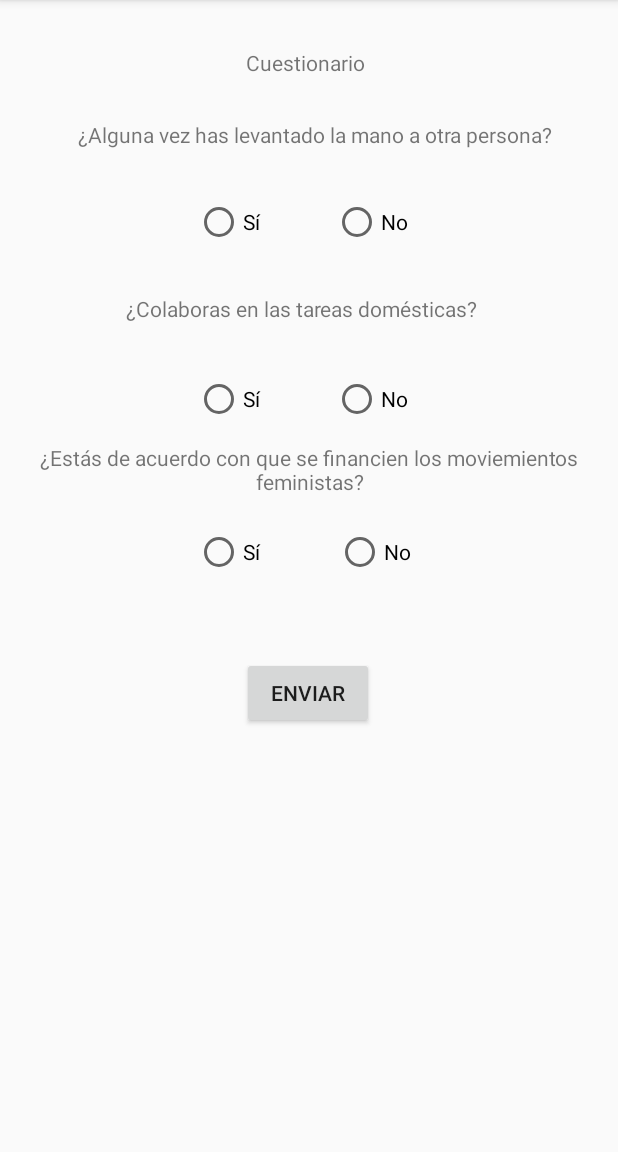
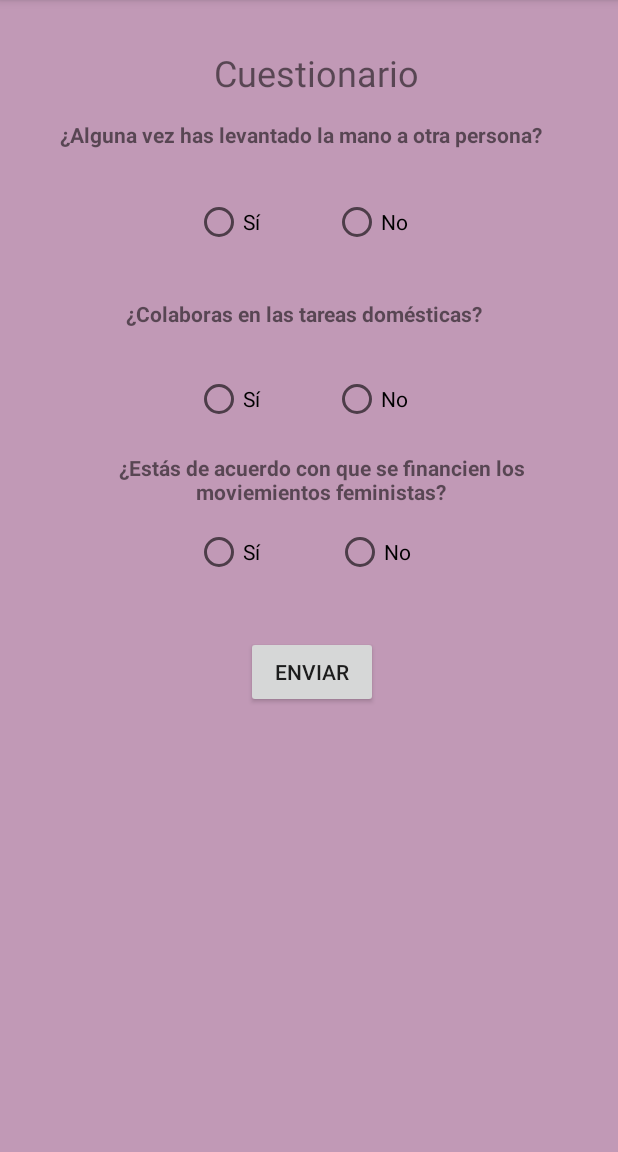
Before and after one commit to rootmsi/android-pruebas, an Android app: the activity_6 screen opened directly, with no data from a screen before it, on a phone screen of 412 x 824 dp, the part 84-1236 px from its top. Run offline under Robolectric (Android 15) with nearby library versions, the phone set to English and light mode, and no system bars.

Commit message:
commit Lionel 16:47

```diff
--- a/app/src/main/res/layout/activity_6.xml
+++ b/app/src/main/res/layout/activity_6.xml
@@ -4,27 +4,32 @@
     xmlns:tools="http://schemas.android.com/tools"
     android:layout_width="match_parent"
     android:layout_height="match_parent"
+    android:background="#6A721357"
     tools:context=".activity_6">
 
     <TextView
         android:id="@+id/textView"
-        android:layout_width="wrap_content"
-        android:layout_height="wrap_content"
-        android:layout_marginStart="164dp"
-        android:layout_marginLeft="164dp"
+        android:layout_width="145dp"
+        android:layout_height="34dp"
+        android:layout_marginStart="128dp"
+        android:layout_marginLeft="128dp"
         android:layout_marginTop="32dp"
         android:text="Cuestionario"
+        android:textSize="24sp"
+        app:layout_constraintEnd_toEndOf="parent"
+        app:layout_constraintHorizontal_bias="0.108"
         app:layout_constraintStart_toStartOf="parent"
         app:layout_constraintTop_toTopOf="parent" />
 
     <TextView
         android:id="@+id/textView2"
-        android:layout_width="341dp"
-        android:layout_height="28dp"
-        android:layout_marginStart="52dp"
-        android:layout_marginLeft="52dp"
+        android:layout_width="329dp"
+        android:layout_height="31dp"
+        android:layout_marginStart="40dp"
+        android:layout_marginLeft="40dp"
         android:layout_marginTop="80dp"
         android:text="@string/A6_pregunta1"
+        android:textStyle="bold"
         app:layout_constraintStart_toStartOf="parent"
         app:layout_constraintTop_toTopOf="parent" />
 
@@ -36,16 +41,20 @@
         android:layout_marginLeft="84dp"
         android:layout_marginTop="88dp"
         android:text="@string/A6_pregunta2"
+        android:textStyle="bold"
         app:layout_constraintStart_toStartOf="parent"
         app:layout_constraintTop_toBottomOf="@+id/textView2" />
 
     <TextView
         android:id="@+id/textView5"
-        android:layout_width="wrap_content"
-        android:layout_height="wrap_content"
-        android:layout_marginTop="80dp"
+        android:layout_width="324dp"
+        android:layout_height="50dp"
+        android:layout_marginStart="52dp"
+        android:layout_marginLeft="52dp"
+        android:layout_marginTop="76dp"
         android:gravity="center"
         android:text="@string/A6_pregunta3"
+        android:textStyle="bold"
         app:layout_constraintStart_toStartOf="parent"
         app:layout_constraintTop_toBottomOf="@+id/textView3" />
 
@@ -123,9 +132,9 @@
         android:id="@+id/btnEnviar"
         android:layout_width="wrap_content"
         android:layout_height="wrap_content"
-        android:layout_marginStart="161dp"
-        android:layout_marginLeft="161dp"
-        android:layout_marginTop="54dp"
+        android:layout_marginStart="164dp"
+        android:layout_marginLeft="164dp"
+        android:layout_marginTop="40dp"
         android:text="@string/A6_btnEnviar"
         app:layout_constraintStart_toStartOf="parent"
         app:layout_constraintTop_toBottomOf="@+id/radioGroup" />
```
